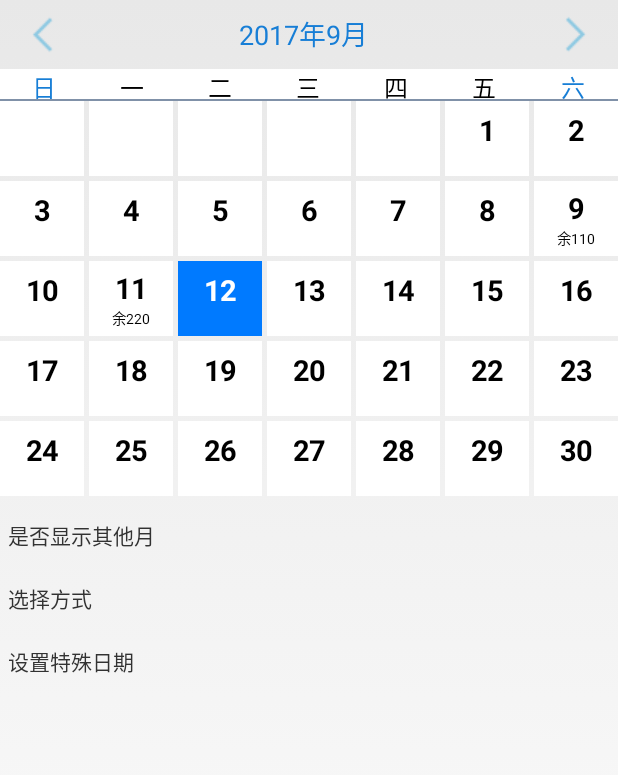
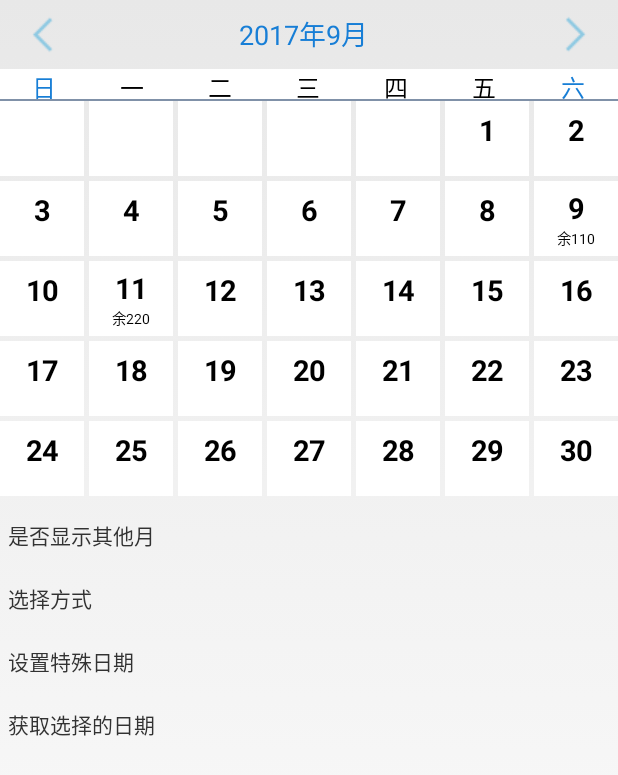
Before and after one commit to jackdeng1202/SuperCalendar, an Android app: the screen it shows after launch (CalendarActivity), after a tap on an icon or button, on a phone screen of 412 x 824 dp. Shown: the top 775 px of the screen. Run offline under Robolectric (Android 15) with nearby library versions, the phone set to English and light mode, and no system bars; 1 other tap on this screen came first.

Commit message:
1.保存还原历史选择记录

```diff
--- a/app/src/main/java/com/jackdeng/supercalendar/CalendarActivity.java
+++ b/app/src/main/java/com/jackdeng/supercalendar/CalendarActivity.java
@@ -14,6 +14,7 @@ import android.view.View;
 import android.view.View.OnTouchListener;
 import android.view.ViewGroup;
 import android.view.WindowManager;
+import android.view.animation.Animation;
 import android.view.animation.AnimationUtils;
 import android.widget.AbsListView.LayoutParams;
 import android.widget.AdapterView;
@@ -40,7 +41,7 @@ import static android.widget.AbsListView.CHOICE_MODE_SINGLE;
  * @Email 1032938431@qq.com
  *
  */
-public class CalendarActivity extends Activity implements View.OnClickListener {
+public class CalendarActivity extends Activity implements View.OnClickListener,Animation.AnimationListener {
 
 	private GestureDetector gestureDetector = null;
 	private CalendarAdapter mAdapter = null;
@@ -70,6 +71,12 @@ public class CalendarActivity extends Activity implements View.OnClickListener {
 	private TextView mOkBt;
 	private TextView mCancelBt;
     private TextView mSetSpecilDayBt;
+	private String lastSingleDate;
+	private TextView mGetDateBt;
+	private Animation mAnimationRightIn;
+	private Animation mAnimationRightOut;
+	private Animation mAnimationLeftIn;
+	private Animation mAnimationLeftOut;
 
 	public CalendarActivity() {
 
@@ -79,6 +86,7 @@ public class CalendarActivity extends Activity implements View.OnClickListener {
 		year_c = Integer.parseInt(currentDate.split("-")[0]);
 		month_c = Integer.parseInt(currentDate.split("-")[1]);
 		day_c = Integer.parseInt(currentDate.split("-")[2]);
+		lastSingleDate = currentDate;
 
 	}
 
@@ -94,6 +102,7 @@ public class CalendarActivity extends Activity implements View.OnClickListener {
 		mOkBt = (TextView) findViewById(R.id.tv_okbt);
 		mCancelBt = (TextView) findViewById(R.id.tv_cancelbt);
 		mSetSpecilDayBt = (TextView) findViewById(R.id.setSpecilDay);
+		mGetDateBt = (TextView) findViewById(R.id.getdate);
 		setListener();
 
 		isShowPreNextMonthDays = false;
@@ -109,20 +118,32 @@ public class CalendarActivity extends Activity implements View.OnClickListener {
 		flipper.addView(gridView, 0);
 		addTextToTopTextView(currentMonth);
 
-/*		new Handler().postDelayed(new Runnable() {
-			@Override
-			public void run() {
-				for (int i = 0; i < mAdapter.getCount(); i++) {
-					ViewGroup child = (ViewGroup) gridView.getChildAt(i);
-					CheckedTextView textView = (CheckedTextView) child.getChildAt(0);
-					String date = textView.getText().toString();
-					if (date.equals("9")){
-						textView.setChecked(true);
-						return;
-					}
-				}
-			}
-		},100);*/
+		mAnimationRightIn = AnimationUtils.loadAnimation(this, R.anim.push_right_in);
+		mAnimationRightOut = AnimationUtils.loadAnimation(this, R.anim.push_right_out);
+		mAnimationLeftIn = AnimationUtils.loadAnimation(this, R.anim.push_left_in);
+		mAnimationLeftOut = AnimationUtils.loadAnimation(this, R.anim.push_left_out);
+		mAnimationLeftOut.setAnimationListener(this);
+		mAnimationRightOut.setAnimationListener(this);
+	}
+
+	@Override
+	public void onAnimationStart(Animation animation) {
+		/*if (CHOOSE_MODE == CHOICE_MODE_SINGLE){
+			mAdapter.setShowToDay(true);
+		} else {
+			mAdapter.setShowToDay(false);
+		}*/
+	}
+	@Override
+	public void onAnimationRepeat(Animation animation) {}
+
+	@Override
+	public void onAnimationEnd(Animation animation) {
+		if (CHOOSE_MODE == CHOICE_MODE_SINGLE){
+			checkLastItem();
+		} else {
+			checkLastItemS();
+		}
 	}
 
 	private class MyGestureListener extends SimpleOnGestureListener {
@@ -152,12 +173,13 @@ public class CalendarActivity extends Activity implements View.OnClickListener {
 		jumpMonth++; // 下一个月
 
 		mAdapter = new CalendarAdapter(this, this.getResources(),isShowPreNextMonthDays,isShowLunar, specialDay,jumpMonth, jumpYear, year_c, month_c, day_c);
+		mAdapter.setShowToDay(false);
 		gridView.setAdapter(mAdapter);
 		addTextToTopTextView(currentMonth); // 移动到下一月后，将当月显示在头标题中
 		gvFlag++;
 		flipper.addView(gridView, gvFlag);
-		flipper.setInAnimation(AnimationUtils.loadAnimation(this, R.anim.push_left_in));
-		flipper.setOutAnimation(AnimationUtils.loadAnimation(this, R.anim.push_left_out));
+		flipper.setInAnimation(mAnimationLeftIn);
+		flipper.setOutAnimation(mAnimationLeftOut);
 		flipper.showNext();
 		flipper.removeViewAt(0);
 	}
@@ -172,13 +194,14 @@ public class CalendarActivity extends Activity implements View.OnClickListener {
 		jumpMonth--; // 上一个月
 
 		mAdapter = new CalendarAdapter(this, this.getResources(),isShowPreNextMonthDays,isShowLunar,specialDay, jumpMonth, jumpYear, year_c, month_c, day_c);
+		mAdapter.setShowToDay(false);
 		gridView.setAdapter(mAdapter);
 		gvFlag++;
 		addTextToTopTextView(currentMonth); // 移动到上一月后，将当月显示在头标题中
 		flipper.addView(gridView, gvFlag);
 
-		flipper.setInAnimation(AnimationUtils.loadAnimation(this, R.anim.push_right_in));
-		flipper.setOutAnimation(AnimationUtils.loadAnimation(this, R.anim.push_right_out));
+		flipper.setInAnimation(mAnimationRightIn);
+		flipper.setOutAnimation(mAnimationRightOut);
 		flipper.showPrevious();
 		flipper.removeViewAt(0);
 	}
@@ -240,8 +263,8 @@ public class CalendarActivity extends Activity implements View.OnClickListener {
 
 					if (CHOOSE_MODE == CHOICE_MODE_SINGLE){
 						unCheckAllItem();
-
-						Toast.makeText(CalendarActivity.this, scheduleYear + "-" + scheduleMonth + "-" + scheduleDay, Toast.LENGTH_SHORT).show();
+						lastSingleDate = scheduleYear + "-" + scheduleMonth + "-" + scheduleDay;
+						Toast.makeText(CalendarActivity.this, lastSingleDate, Toast.LENGTH_SHORT).show();
 					}else {
 						mutiChooseDatas.add(scheduleYear + "-" + scheduleMonth + "-" + scheduleDay);
 					}
@@ -261,6 +284,7 @@ public class CalendarActivity extends Activity implements View.OnClickListener {
 		mOkBt.setOnClickListener(this);
 		mCancelBt.setOnClickListener(this);
         mSetSpecilDayBt.setOnClickListener(this);
+		mGetDateBt.setOnClickListener(this);
 	}
 
 	@Override
@@ -313,6 +337,21 @@ public class CalendarActivity extends Activity implements View.OnClickListener {
             mAdapter.setShowToDay(CHOOSE_MODE == CHOICE_MODE_SINGLE);
             mAdapter.setSpecialDay(specialDay);
 			break;
+		case R.id.getdate:
+			if (CHOOSE_MODE == CHOICE_MODE_SINGLE){
+				if (!TextUtils.isEmpty(lastSingleDate))
+					Toast.makeText(CalendarActivity.this, lastSingleDate, Toast.LENGTH_SHORT).show();
+			} else {
+				String temp1="";
+				for (String str : mutiChooseDatas) {
+					temp1 = temp1 + str + "\n";
+				}
+				if (!TextUtils.isEmpty(temp1))
+					Toast.makeText(CalendarActivity.this, temp1.subSequence(0,temp1.lastIndexOf("\n")), Toast.LENGTH_SHORT).show();
+				else
+					Toast.makeText(CalendarActivity.this, "请选择日期", Toast.LENGTH_SHORT).show();
+			}
+			break;
 		default:
 			break;
 		}
@@ -327,4 +366,35 @@ public class CalendarActivity extends Activity implements View.OnClickListener {
         }
 	}
 
+	private void checkLastItem() {
+		String year = mAdapter.getShowYear();
+		String month = mAdapter.getShowMonth();
+		for (int i = 0; i < mAdapter.getCount(); i++) {
+			ViewGroup child = (ViewGroup) gridView.getChildAt(i);
+			CheckedTextView textView = (CheckedTextView) child.getChildAt(0);
+			String day = textView.getText().toString();
+			String temp = year + "-"+ month + "-" +day;
+			if (!TextUtils.isEmpty(lastSingleDate) && lastSingleDate.equals(temp.subSequence(0,temp.lastIndexOf("\n"))))
+				 textView.setChecked(true);
+			else
+				 textView.setChecked(false);
+		}
+	}
+
+	private void checkLastItemS() {
+		String year = mAdapter.getShowYear();
+		String month = mAdapter.getShowMonth();
+		for (int i = 0; i < mAdapter.getCount(); i++) {
+			ViewGroup child = (ViewGroup) gridView.getChildAt(i);
+			CheckedTextView textView = (CheckedTextView) child.getChildAt(0);
+			String day = textView.getText().toString();
+			String temp = year + "-"+ month + "-" +day;
+			if (mutiChooseDatas.contains(temp.subSequence(0,temp.lastIndexOf("\n"))))
+				textView.setChecked(true);
+			else
+				textView.setChecked(false);
+
+		}
+	}
+
 }
--- a/app/src/main/res/layout/calendar.xml
+++ b/app/src/main/res/layout/calendar.xml
@@ -129,4 +129,12 @@
         android:padding="5dp"
         android:layout_width="wrap_content"
         android:layout_height="wrap_content"/>
+
+    <TextView
+        android:id="@+id/getdate"
+        android:layout_marginTop="10dp"
+        android:text="获取选择的日期"
+        android:padding="5dp"
+        android:layout_width="wrap_content"
+        android:layout_height="wrap_content"/>
 </LinearLayout>
```
